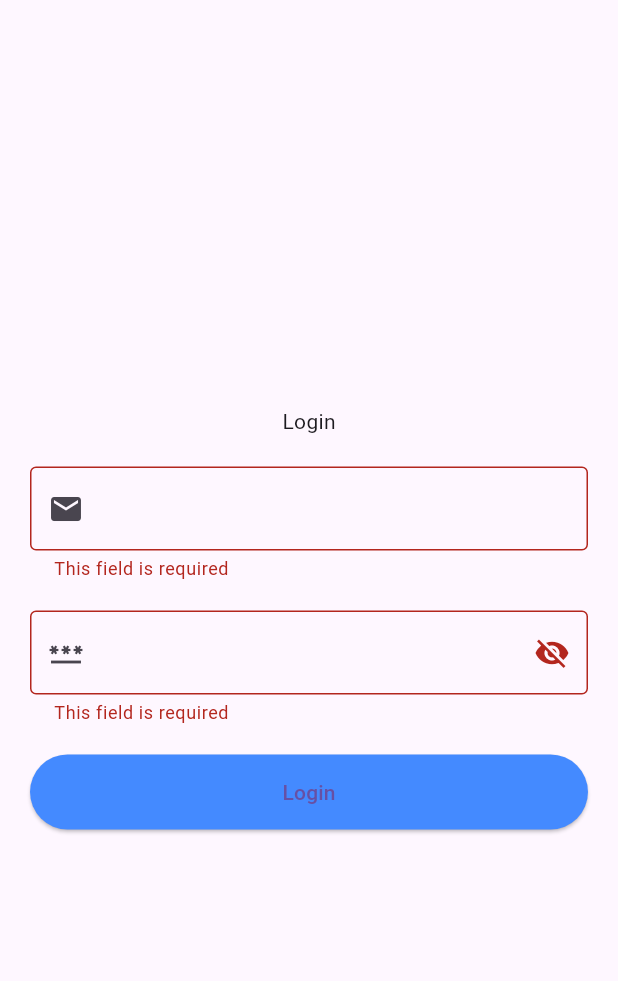
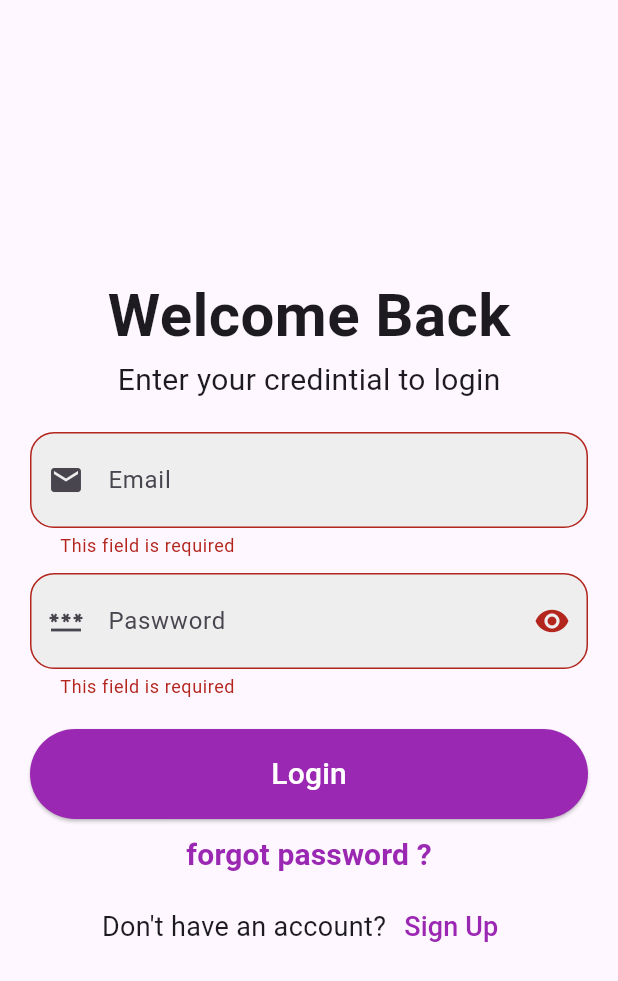
Before and after one commit to mohamedagm/simple_auth_ui, a Flutter app: the screen it shows after launch, after a tap on "Login", on a phone screen of 412 x 824 dp. Shown: the top 981 px of the screen. Run offline on Flutter 3.47's test engine with Material 3 defaults, Android fonts, the phone set to English and light mode, and no system bars.

Commit message:
done Login screen ui

```diff
--- a/lib/custom_text_field.dart
+++ b/lib/custom_text_field.dart
@@ -8,12 +8,14 @@ class CustomTextField extends StatelessWidget {
     required this.picon,
     this.sicon,
     this.visible,
+    this.hintText,
   });
   final TextEditingController? controller;
   final String? Function(String?)? validator;
   final IconData picon;
   final IconButton? sicon;
   final bool? visible;
+  final String? hintText;
   @override
   Widget build(BuildContext context) {
     return TextFormField(
@@ -21,9 +23,13 @@ class CustomTextField extends StatelessWidget {
       validator: validator,
       controller: controller,
       decoration: InputDecoration(
+        filled: true,
+        fillColor: Colors.grey[200],
+        hintText: hintText,
         prefixIcon: Icon(picon),
         suffixIcon: sicon,
-        border: OutlineInputBorder(),
+        border: OutlineInputBorder(borderRadius: BorderRadius.circular(16)),
+        contentPadding: EdgeInsets.symmetric(vertical: 20, horizontal: 16),
       ),
     );
   }
--- a/lib/login_view.dart
+++ b/lib/login_view.dart
@@ -13,32 +13,51 @@ class _LoginViewState extends State<LoginView> {
   final emailController = TextEditingController();
   final passwordController = TextEditingController();
   bool visible = false;
+
+  @override
+  void dispose() {
+    emailController.dispose();
+    passwordController.dispose();
+    super.dispose();
+  }
+
   @override
   Widget build(BuildContext context) {
     return Padding(
       padding: const EdgeInsets.all(20.0),
       child: Form(
         key: formKey,
+        child: Center(
+          child: SingleChildScrollView(
             child: Column(
               mainAxisAlignment: MainAxisAlignment.center,
               crossAxisAlignment: CrossAxisAlignment.center,
               children: [
-            Text('Login'),
+                Text(
+                  'Welcome Back',
+                  style: TextStyle(fontSize: 40, fontWeight: FontWeight.bold),
+                ),
+                Text(
+                  'Enter your credintial to login',
+                  style: TextStyle(fontSize: 20, fontWeight: FontWeight.w400),
+                ),
                 SizedBox(height: 20),
                 CustomTextField(
+                  hintText: 'Email',
                   controller: emailController,
                   validator: (value) {
                     if (value == null || value.isEmpty) {
                       return 'This field is required';
                     } else if (!value.contains('@gmail')) {
-                  return 'دخل ايميل عدل يجدع انت';
+                      return 'دخل الايميل عدل يجدع انت';
                     }
                     return null;
                   },
                   picon: Icons.email,
                 ),
-            SizedBox(height: 20),
+                SizedBox(height: 10),
                 CustomTextField(
+                  hintText: 'Paswword',
                   controller: passwordController,
                   validator: (value) {
                     if (value == null || value.isEmpty) {
@@ -53,32 +72,33 @@ class _LoginViewState extends State<LoginView> {
                   sicon: IconButton(
                     onPressed: () {
                       setState(() {
-                    visible ? visible = false : visible = true;
+                        visible = !visible;
+                        // visible ? visible = false : visible = true;
                       });
                     },
                     icon:
                         visible
-                        ? Icon(Icons.visibility)
-                        : Icon(Icons.visibility_off),
+                            ? Icon(Icons.visibility_off)
+                            : Icon(Icons.visibility),
                   ),
                 ),
                 SizedBox(height: 20),
-
                 ElevatedButton(
                   style: ElevatedButton.styleFrom(
-                backgroundColor: Colors.blueAccent,
-                minimumSize: Size(double.infinity, 50),
+                    backgroundColor: Color(0xff9B28B2),
+                    minimumSize: Size(
+                      MediaQuery.of(context).size.width - 30,
+                      60,
+                    ),
                   ),
                   onPressed: () {
                     if (formKey.currentState!.validate()) {
                       ScaffoldMessenger.of(context).showSnackBar(
                         SnackBar(
-                      content: Column(
-                        children: [
-                          Text('جدع يا حماده تم اصطياد الاكونت الخااص بك'),
-                          Text('email : ${emailController.text}'),
-                          Text('pass : ${passwordController.text}'),
-                        ],
+                          content: Text(
+                            'جدع يا حماده تم اصطياد الاكونت الخااص بك\n'
+                            'email: ${emailController.text}\n'
+                            'pass: ${passwordController.text}',
                           ),
                         ),
                       );
@@ -86,9 +106,48 @@ class _LoginViewState extends State<LoginView> {
                       passwordController.clear();
                     }
                   },
-              child: Text('Login'),
+                  child: Text(
+                    'Login',
+                    style: TextStyle(color: Colors.white, fontSize: 20),
+                  ),
+                ),
+                TextButton(
+                  onPressed: () {},
+                  child: Text(
+                    'forgot password ?',
+                    style: TextStyle(
+                      fontSize: 20,
+                      fontWeight: FontWeight.w700,
+                      color: Color(0xff9B28B2),
+                    ),
+                  ),
+                ),
+                Row(
+                  mainAxisAlignment: MainAxisAlignment.center,
+                  children: [
+                    Text(
+                      "Don't have an account?",
+                      style: TextStyle(
+                        fontSize: 18,
+                        fontWeight: FontWeight.w400,
+                      ),
+                    ),
+                    TextButton(
+                      onPressed: () {},
+                      child: Text(
+                        'Sign Up',
+                        style: TextStyle(
+                          fontSize: 18,
+                          fontWeight: FontWeight.w500,
+                          color: Color(0xff9B28B2),
+                        ),
+                      ),
                     ),
                   ],
+                ),
+              ],
+            ),
+          ),
         ),
       ),
     );
```
Lines whose indentation alone changed are shown as unchanged.
